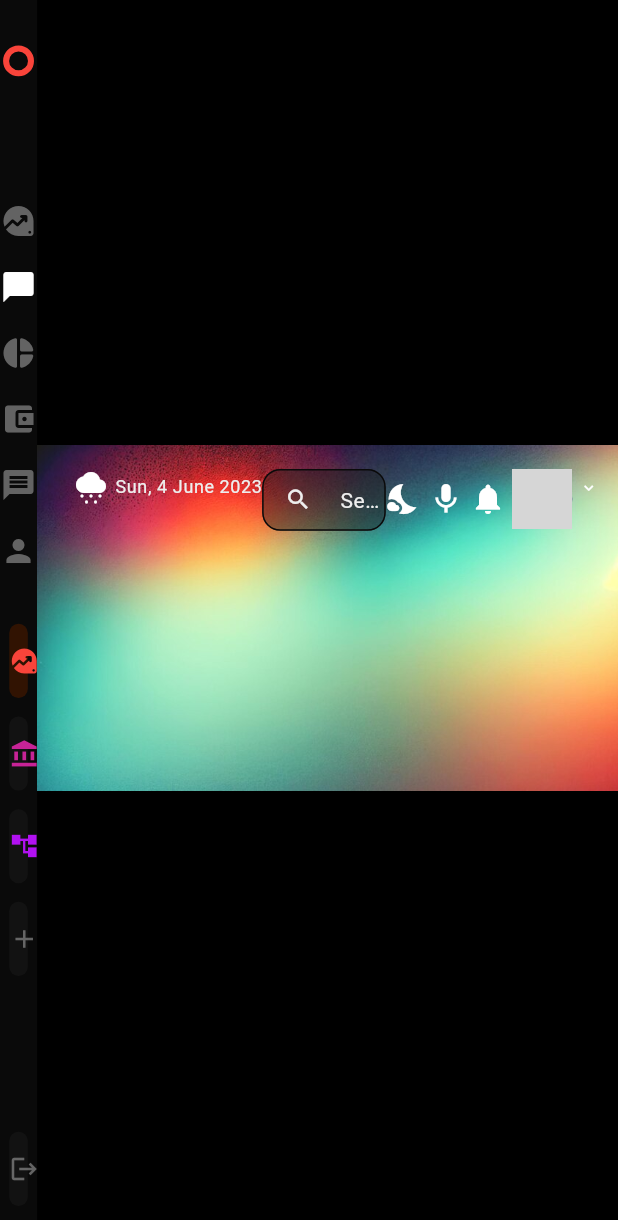
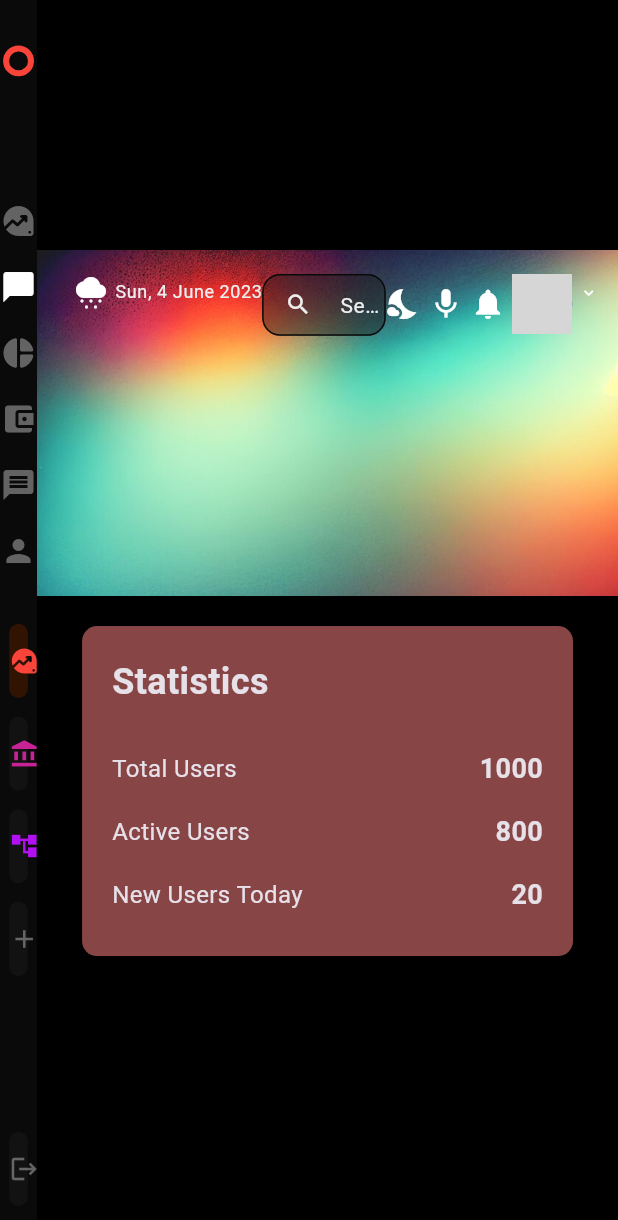
Before and after one commit to wassimnsiri/EmpowerLink_Flutter, a Flutter app: the PageAccueil screen opened directly, on a phone screen of 412 x 824 dp. Shown: the top 1220 px of the screen. Run offline on Flutter 3.47's test engine with Material 3 defaults, Android fonts, the phone set to English and light mode, and no system bars; our stand-ins replace fl_chart, jwt_decoder, shared_preferences; accounts and stored records are empty; network calls fail; grey boxes are pictures that could not be loaded.

Commit message:
last update

```diff
--- a/pdmadmin/lib/page_accueil.dart
+++ b/pdmadmin/lib/page_accueil.dart
@@ -9,7 +9,7 @@ class PageAccueil extends StatelessWidget {
   @override
   Widget build(BuildContext context) {
     return Scaffold(
-                     body: Row(
+      body: Row(
         children: [
           const SideBar(),
           Expanded(
@@ -19,7 +19,7 @@ class PageAccueil extends StatelessWidget {
                   Header(),
                   Padding(
                     padding: const EdgeInsets.symmetric(horizontal: 30.0),
-
+                    child: _buildStatistics(),
                   ),
                 ],
               ),
@@ -29,4 +29,48 @@ class PageAccueil extends StatelessWidget {
       ),
     );
   }
+
+  Widget _buildStatistics() {
+    return Container(
+      margin: EdgeInsets.symmetric(vertical: 20),
+      padding: EdgeInsets.all(20),
+      decoration: BoxDecoration(
+        color: Color.fromARGB(255, 136, 69, 69),
+        borderRadius: BorderRadius.circular(10),
+      ),
+      child: Column(
+        crossAxisAlignment: CrossAxisAlignment.start,
+        children: [
+          Text(
+            'Statistics',
+            style: TextStyle(fontSize: 24, fontWeight: FontWeight.bold),
+          ),
+          SizedBox(height: 20),
+          _buildStatTile('Total Users', '1000'),
+          _buildStatTile('Active Users', '800'),
+          _buildStatTile('New Users Today', '20'),
+          // Add more statistics as needed
+        ],
+      ),
+    );
+  }
+
+  Widget _buildStatTile(String label, String value) {
+    return Container(
+      margin: EdgeInsets.symmetric(vertical: 8),
+      child: Row(
+        mainAxisAlignment: MainAxisAlignment.spaceBetween,
+        children: [
+          Text(
+            label,
+            style: TextStyle(fontSize: 16),
+          ),
+          Text(
+            value,
+            style: TextStyle(fontSize: 18, fontWeight: FontWeight.bold),
+          ),
+        ],
+      ),
+    );
+  }
 }
```
Also changed, not shown: pdmadmin/lib/StatisticsPage.dart (added, +82 -0 lines), pdmadmin/lib/UserListScreen.dart (+71 -28 lines).
